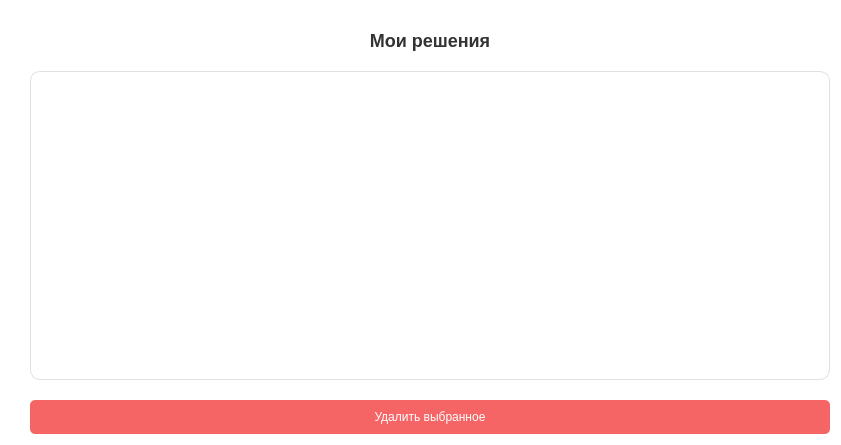
Before: the Qt Designer form ui/decisions_page.ui in 27Kokos/testPythonIS, drawn with Qt 5.
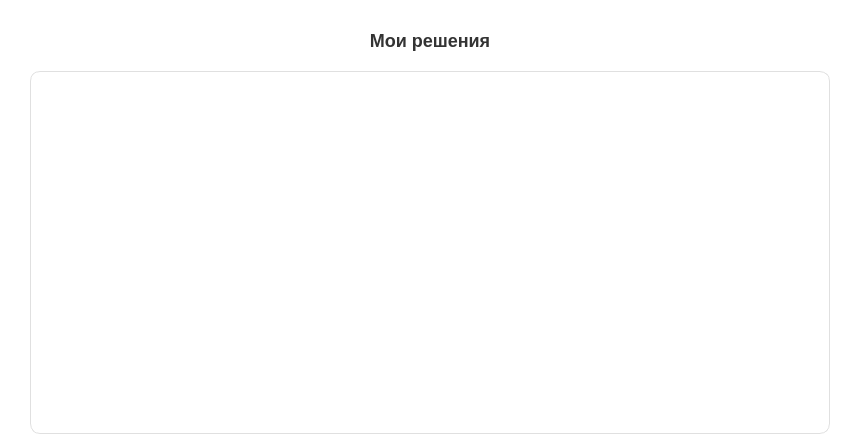
After: the same form once the commit is applied.

Patch:
```diff
--- a/ui/decisions_page.ui
+++ b/ui/decisions_page.ui
@@ -51,19 +51,6 @@
      </property>
     </widget>
    </item>
-   <item>
-    <widget class="QPushButton" name="deleteButton">
-     <property name="cursor">
-      <cursorShape>PointingHandCursor</cursorShape>
-     </property>
-     <property name="styleSheet">
-      <string notr="true">background-color: #f56565; color: white; border-radius: 5px; padding: 10px;</string>
-     </property>
-     <property name="text">
-      <string>Удалить выбранное</string>
-     </property>
-    </widget>
-   </item>
   </layout>
  </widget>
  <resources/>
```
